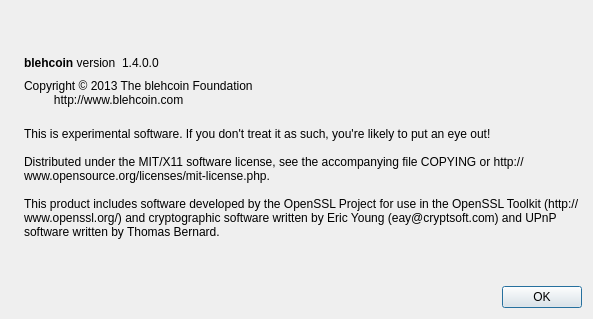
Old version of the form src/qt/forms/aboutdialog.ui in the repository shitcoin/shitcoin.
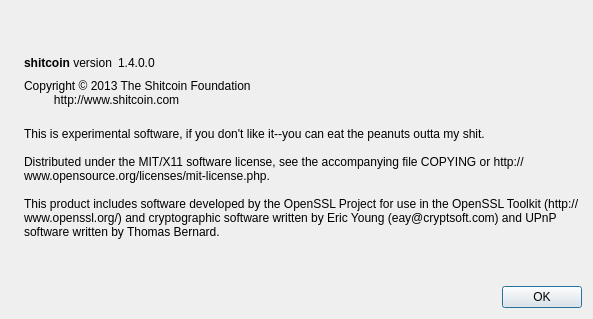
New version of the form. Icons and pictures are not drawn.

Commit message: ShitCoin is laid

```diff
--- a/src/qt/forms/aboutdialog.ui
+++ b/src/qt/forms/aboutdialog.ui
@@ -50,7 +50,7 @@
           <cursorShape>IBeamCursor</cursorShape>
          </property>
          <property name="text">
-          <string>&lt;b&gt;blehcoin&lt;/b&gt; version</string>
+          <string>&lt;b&gt;shitcoin&lt;/b&gt; version</string>
          </property>
          <property name="textInteractionFlags">
           <set>Qt::LinksAccessibleByMouse|Qt::TextSelectableByKeyboard|Qt::TextSelectableByMouse</set>
@@ -91,8 +91,8 @@
         <cursorShape>IBeamCursor</cursorShape>
        </property>
        <property name="text">
-        <string>Copyright © 2013 The blehcoin Foundation
-         http://www.blehcoin.com</string>
+        <string>Copyright © 2013 The Shitcoin Foundation
+         http://www.shitcoin.com</string>
        </property>
        <property name="textInteractionFlags">
         <set>Qt::LinksAccessibleByMouse|Qt::TextSelectableByKeyboard|Qt::TextSelectableByMouse</set>
@@ -106,7 +106,7 @@
        </property>
        <property name="text">
         <string>
-This is experimental software. If you don't treat it as such, you're likely to put an eye out!
+This is experimental software, if you don't like it--you can eat the peanuts outta my shit.
 
 Distributed under the MIT/X11 software license, see the accompanying file COPYING or http://www.opensource.org/licenses/mit-license.php.
 
```
Left out of the diff: 6 changed lines with no effect on the pictures. The commit also changes 240 other files.
